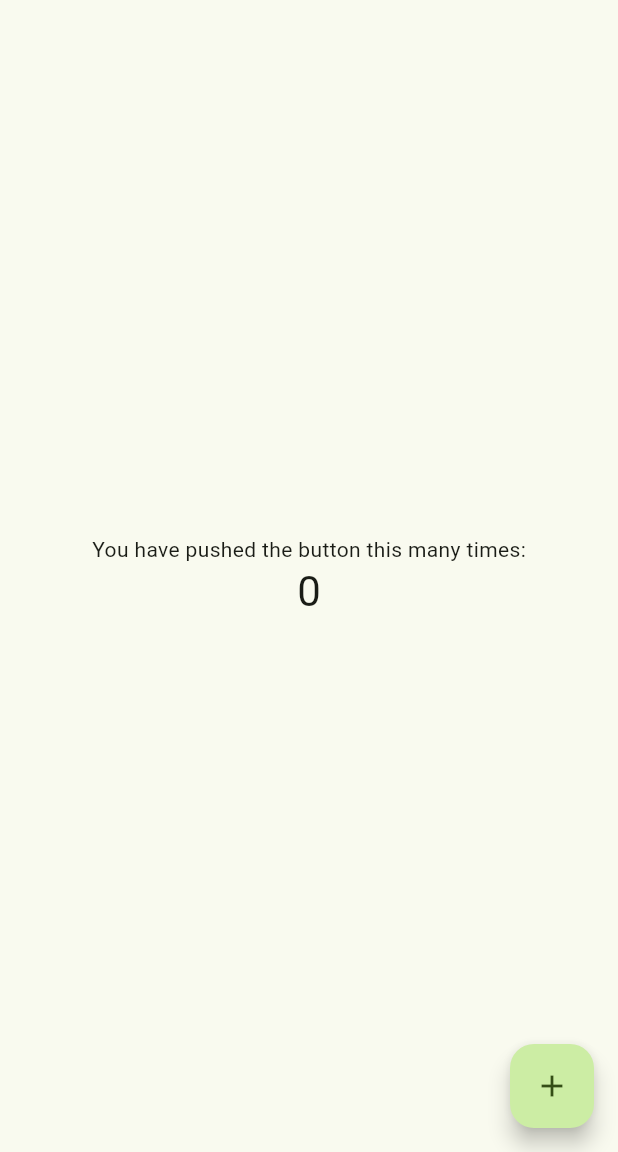
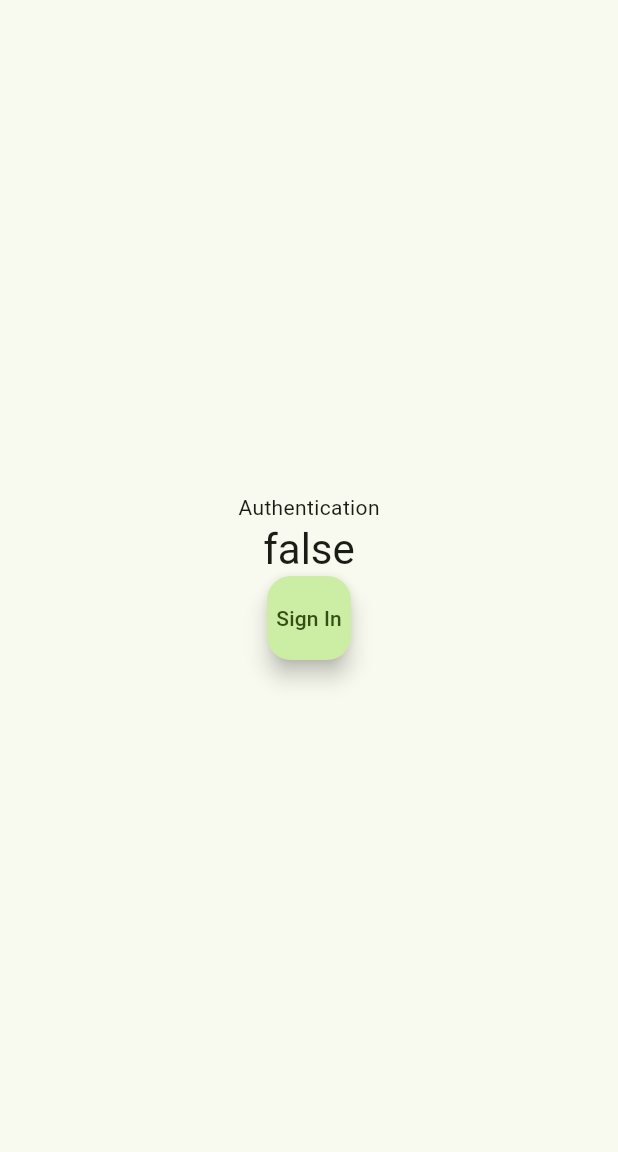
Before and after one commit to 1DS22CS223-SUPRIYAR/SoulScript, a Flutter app: the screen it shows after launch, on a phone screen of 412 x 824 dp, the part 84-1236 px from its top. Run offline on Flutter 3.47's test engine with Material 3 defaults, Android fonts, the phone set to English and light mode, and no system bars; our stand-ins replace firebase_core; accounts and stored records are empty.

Commit message:
FirebasePlugins Setup

```diff
--- a/lib/main.dart
+++ b/lib/main.dart
@@ -12,11 +12,11 @@ void main(){
 class MyApp extends StatelessWidget {
   const MyApp({super.key});
 
-  // This widget is the root of your application.
+  // This widget is the root of the application.
   @override
   Widget build(BuildContext context) {
     return MaterialApp(
-      title: 'Flutter Demo',
+      title: 'SoulScript',
       theme: ThemeData(
         // Theme of the application
         colorScheme: ColorScheme.fromSeed(seedColor: Colors.lightGreen),
@@ -30,7 +30,7 @@ class MyApp extends StatelessWidget {
 class MyHomePage extends StatefulWidget {
   const MyHomePage({super.key, required this.title});
 
-  // This widget is the home page of your application. It is stateful, meaning
+  // This widget is the home page of the application. It is stateful, meaning
   // that it has a State object (defined below) that contains fields that affect
   // how it looks.
 
@@ -46,16 +46,24 @@ class MyHomePage extends StatefulWidget {
 }
 
 class _MyHomePageState extends State<MyHomePage> {
-  int _counter = 0;
+  bool signed_in = false;
+  String btn = "Sign In";
 
-  void _incrementCounter() {
+  void _update_status() {
     setState(() {
       // This call to setState tells the Flutter framework that something has
       // changed in this State, which causes it to rerun the build method below
       // so that the display can reflect the updated values. If we changed
       // _counter without calling setState(), then the build method would not be
       // called again, and so nothing would appear to happen.
-      _counter++;
+      if ((signed_in) == true) {
+        btn = 'Sign Out';
+        signed_in = false;
+      }
+      else{
+        btn = 'Sign In';
+        signed_in = true;
+      }
     });
   }
 
@@ -97,20 +105,21 @@ class _MyHomePageState extends State<MyHomePage> {
           mainAxisAlignment: MainAxisAlignment.center,
           children: <Widget>[
             const Text(
-              'You have pushed the button this many times:',
+              'Authentication',
             ),
             Text(
-              '$_counter',
+              '$signed_in',
               style: Theme.of(context).textTheme.headlineMedium,
+            ),
+            FloatingActionButton(
+              onPressed: _update_status,
+              tooltip: 'Sign In',
+              child: Text('$btn',),
             ),
           ],
         ),
       ),
-      floatingActionButton: FloatingActionButton(
-        onPressed: _incrementCounter,
-        tooltip: 'Increment',
-        child: const Icon(Icons.add),
-      ), // This trailing comma makes auto-formatting nicer for build methods.
+      // This trailing comma makes auto-formatting nicer for build methods.
     );
   }
 }
--- a/pubspec.yaml
+++ b/pubspec.yaml
@@ -36,6 +36,9 @@ dependencies:
   # Use with the CupertinoIcons class for iOS style icons.
   cupertino_icons: ^1.0.8
   firebase_core: ^3.8.0
+  firebase_auth: ^5.3.3
+  cloud_firestore: ^5.5.0
+  firebase_storage: ^12.3.6
 
 dev_dependencies:
   flutter_test:
```
Also changed, not shown: pubspec.lock, 1 other file.
